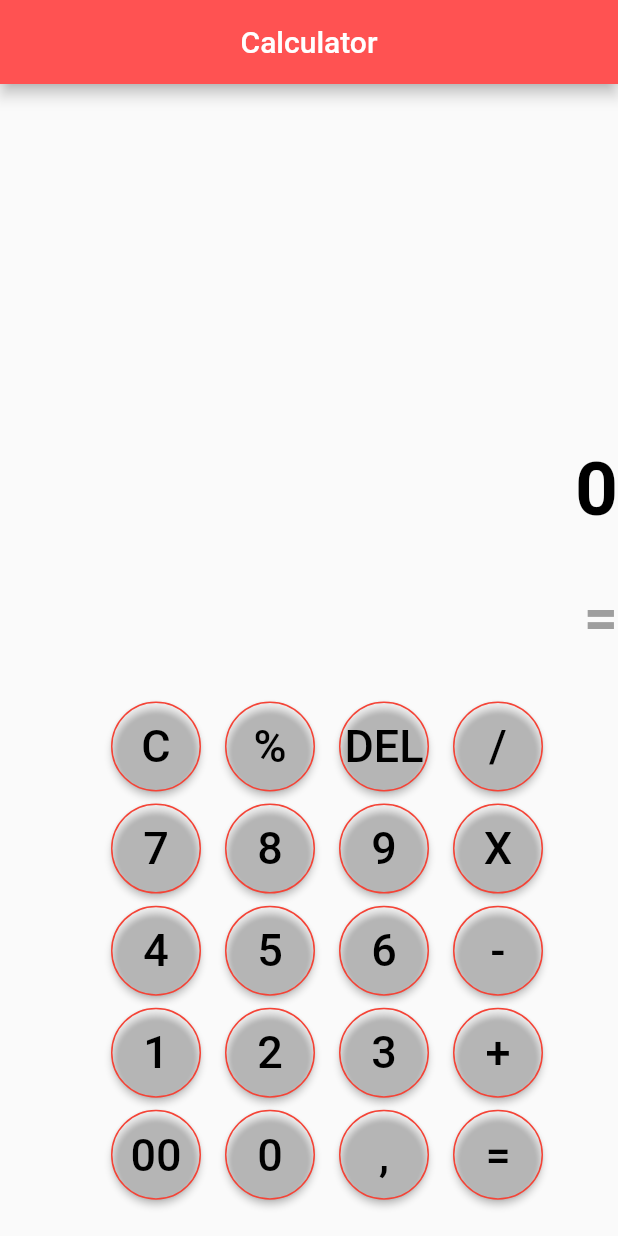
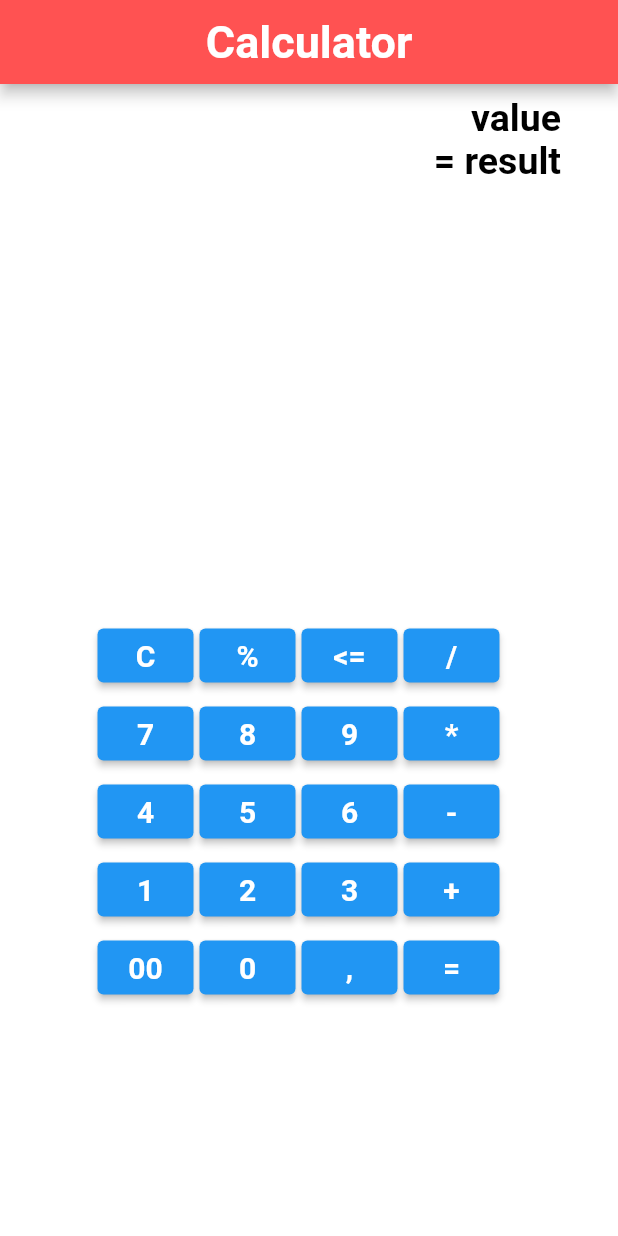
Before and after one commit to muratalibek/calculator_flutter_pet_project, a Flutter app: the screen it shows after launch, on a phone screen of 412 x 824 dp. Run offline on Flutter 3.47's test engine with Material 2 defaults, Android fonts, the phone set to English and light mode, and no system bars.

Commit message:
All the requirements, such as button design, screen layout, and more, have been segregated into distinct classes.

```diff
--- a/lib/ui/home.dart
+++ b/lib/ui/home.dart
@@ -1,4 +1,5 @@
 import 'package:flutter/material.dart';
+import 'package:flutter/foundation.dart';
 
 class Calculator extends StatefulWidget {
   const Calculator({super.key});
@@ -8,308 +9,205 @@ class Calculator extends StatefulWidget {
 }
 
 class _CalculatorState extends State<Calculator> {
-  int value = 0;
+  @override
+  Widget build(BuildContext context) {
+    return Scaffold(
+      appBar: AppBar(
+        backgroundColor: Colors.redAccent.shade200,
+        title: const Align(
+        alignment: Alignment.center,
+        child: Text(
+          'Calculator',
+          style: TextStyle(
+            fontSize: 30,
+            fontWeight: FontWeight.bold,
+          ),
+        ),
+      ),
+      ),
+      backgroundColor: Colors.white,
+      body: const MainClass(),
+    );
+  }
+}
+
+class MainClass extends StatelessWidget{
+  const MainClass({super.key});
 
   @override
   Widget build(BuildContext context) {
-    final style = ButtonStyle(
-        backgroundColor: MaterialStateProperty.all(Colors.transparent),
-        foregroundColor: MaterialStateProperty.all(Colors.black),
-        padding: MaterialStateProperty.all(const EdgeInsets.all(0)),
-        minimumSize: MaterialStateProperty.all(const Size(60, 60)),
-        shape: MaterialStateProperty.all(
-            RoundedRectangleBorder(
-                borderRadius: BorderRadius.circular(50.0),
-                side: const BorderSide(color: Colors.red)
-            )
-        )
+    return const Column(
+      children: [
+        Screen(),
+        SizedBox(width: 8),
+        ButtonDesign(),
+      ],
     );
-    // String _output = '0';
-    // String _currentInput = '';
-    // String _operator = '';
-    // double _num1 = 0;
-    // double _num2 = 0;
+  }
+}
 
-    final List<String> buttons = [
-      'C',
-      '%',
-      'DEL',
-      '/',
-      '7',
-      '8',
-      '9',
-      'X',
-      '4',
-      '5',
-      '6',
-      '-',
-      '1',
-      '2',
-      '3',
-      '+',
-      '00',
-      '0',
-      ',',
-      '='
-    ];
+class Screen extends StatelessWidget{
+  const Screen({super.key});
 
-    return Scaffold(
-      appBar: AppBar(
-        title: const Align(
-          alignment: Alignment.center,
-          child: Text('Calculator'),
-        ),
-        backgroundColor: Colors.redAccent.shade200,
-      ),
-      body: Column(
-        mainAxisAlignment: MainAxisAlignment.center,
-        crossAxisAlignment: CrossAxisAlignment.center,
-        children: [
-          const Spacer(flex: 150),
-            Row(// Линия для отображения кнопок
+  @override
+  Widget build(BuildContext context) {
+    return const Padding(
+      padding: EdgeInsets.all(8.0),
+      child: SizedBox(width: 350.0, height: 75.0,
+        child: Column(children: [
+          Row(// Линия для отображения кнопок
             mainAxisAlignment: MainAxisAlignment.end,
             children: [
-              Text(value.toString(),
-                style: const TextStyle(
+              Text('value',
+                style: TextStyle(
                   color: Colors.black,
-                  fontSize: 50.0,
+                  fontSize: 25.0,
                   fontWeight: FontWeight.bold,
                 ),
               ),
             ],
           ),
-          const Spacer(flex: 20),
-          const Row(// Линия для отображения кнопок
+          Row(// Линия для отображения кнопок
             mainAxisAlignment: MainAxisAlignment.end,
             children: [
-              Text("=",
+              Text("= result",
                 style: TextStyle(
-                  color: Colors.grey,
-                  fontSize: 40.0,
+                  color: Colors.black,
+                  fontSize: 25.0,
                   fontWeight: FontWeight.bold,
                 ),
               ),
             ],
           ),
-          const Spacer(flex: 20),
-          Row(
-            mainAxisAlignment: MainAxisAlignment.end,
-            children: [
-              ElevatedButton(
-                style: style,
-                onPressed: () {},
-                child: Text(buttons[0],
-                  style: const TextStyle(fontSize: 30.0),
-                ),
-              ),
-              const SizedBox(width: 16),
-              ElevatedButton(
-                style: style,
-                onPressed: () {},
-                child: Text(buttons[1],
-                  style: const TextStyle(fontSize: 30.0),
-                ),
-              ),
-              const SizedBox(width: 16),
-              ElevatedButton(
-                style: style,
-                onPressed: () {},
-                child: Text(buttons[2],
-                  style: const TextStyle(fontSize: 30.0),
-                ),
-              ),
-              const SizedBox(width: 16),
-              ElevatedButton(
-                style: style,
-                onPressed: () {},
-                child: Text(buttons[3],
-                  style: const TextStyle(fontSize: 30.0),
-                ),
-              ),
-              const SizedBox(width: 50)
-            ],
-          ),
-          const Spacer(flex: 5),
-          Row(
-            mainAxisAlignment: MainAxisAlignment.end,
-            children: [
-              ElevatedButton(
-                style: style,
-                onPressed: () {
-                  setState(() {
-                    value = 7;
-                  });
-                },
-                child: Text(buttons[4],
-                  style: const TextStyle(fontSize: 30.0),
-                ),
-              ),
-              const SizedBox(width: 16),
-              ElevatedButton(
-                style: style,
-                onPressed: () {setState(() {
-                  value = 8;
-                });},
-                child: Text(buttons[5],
-                  style: const TextStyle(fontSize: 30.0),
-                ),
-              ),
-              const SizedBox(width: 16),
-              ElevatedButton(
-                style: style,
-                onPressed: () {setState(() {
-                  value = 9;
-                });},
-                child: Text(buttons[6],
-                  style: const TextStyle(fontSize: 30.0),
-                ),
-              ),
-              const SizedBox(width: 16),
-              ElevatedButton(
-                style: style,
-                onPressed: () {},
-                child: Text(buttons[7],
-                  style: const TextStyle(fontSize: 30.0),
-                ),
-              ),
-              const SizedBox(width: 50)
-            ],
-          ),
-          const Spacer(flex: 5),
-          Row(
-            mainAxisAlignment: MainAxisAlignment.end,
-            children: [
-              ElevatedButton(
-                style: style,
-                onPressed: () {setState(() {
-                  value = 4;
-                });},
-                child: Text(buttons[8],
-                  style: const TextStyle(fontSize: 30.0),
-                ),
-              ),
-              const SizedBox(width: 16),
-              ElevatedButton(
-                style: style,
-                onPressed: () {setState(() {
-                  value = 5;
-                });},
-                child: Text(buttons[9],
-                  style: const TextStyle(fontSize: 30.0),
-                ),
-              ),
-              const SizedBox(width: 16),
-              ElevatedButton(
-                style: style,
-                onPressed: () {setState(() {
-                  value = 6;
-                });},
-                child: Text(buttons[10],
-                  style: const TextStyle(fontSize: 30.0),
-                ),
-              ),
-              const SizedBox(width: 16),
-              ElevatedButton(
-                style: style,
-                onPressed: () {},
-                child: Text(buttons[11],
-                  style: const TextStyle(fontSize: 30.0),
-                ),
-              ),
-              const SizedBox(width: 50)
-            ],
-          ),
-          const Spacer(flex: 5),
-          Row(
-            mainAxisAlignment: MainAxisAlignment.end,
-            children: [
-              ElevatedButton(
-                style: style,
-                onPressed: () {setState(() {
-                  value = 1;
-                });},
-                child: Text(buttons[12],
-                  style: const TextStyle(fontSize: 30.0),
-                ),
-              ),
-              const SizedBox(width: 16),
-              ElevatedButton(
-                style: style,
-                onPressed: () {setState(() {
-                  value = 2;
-                });},
-                child: Text(buttons[13],
-                  style: const TextStyle(fontSize: 30.0),
-                ),
-              ),
-              const SizedBox(width: 16),
-              ElevatedButton(
-                style: style,
-                onPressed: () {setState(() {
-                  value = 3;
-                });},
-                child: Text(buttons[14],
-                  style: const TextStyle(fontSize: 30.0),
-                ),
-              ),
-              const SizedBox(width: 16),
-              ElevatedButton(
-                style: style,
-                onPressed: () {},
-                child: Text(buttons[15],
-                  style: const TextStyle(fontSize: 30.0),
-                ),
-              ),
-              const SizedBox(width: 50)
-            ],
-          ),
-          const Spacer(flex: 5),
-          Row(
-            mainAxisAlignment: MainAxisAlignment.end,
-            children: [
-              ElevatedButton(
-                style: style,
-                onPressed: () {},
-                child: Text(buttons[16],
-                  style: const TextStyle(fontSize: 30.0),
-                ),
-              ),
-              const SizedBox(width: 16),
-              ElevatedButton(
-                style: style,
-                onPressed: () {setState(() {
-                  value = 0;
-                });},
-                child: Text(buttons[17],
-                  style: const TextStyle(fontSize: 30.0),
-                ),
-              ),
-              const SizedBox(width: 16),
-              ElevatedButton(
-                style: style,
-                onPressed: () {},
-                child: Text(buttons[18],
-                  style: const TextStyle(fontSize: 30.0),
-                ),
-              ),
-              const SizedBox(width: 16),
-              ElevatedButton(
-                style: style,
-                onPressed: () {
-                  setState(() {
-                    value = 3;
-                  });
-                },
-                child: const Text('=',
-                  style: TextStyle(fontSize: 30.0),
-                ),
-              ),
-              const SizedBox(width: 50)
-            ],
-          ),
-          const Spacer(flex: 15),
         ],
+        ),
       ),
     );
   }
 }
+class ButtonDesign extends StatelessWidget{
+
+  const ButtonDesign({super.key});
+
+  @override
+  Widget build(BuildContext context) {
+    return const Padding(padding: EdgeInsets.all(24),
+      child: SizedBox(width: 350.0, height: 500.0,
+        child: Column(children: [
+          Spacer(),
+          Row(mainAxisAlignment: MainAxisAlignment.center, children: [
+            BuildButtons(buttonName: "C"),
+            BuildButtons(buttonName: "%"),
+            BuildButtons(buttonName: "<="),
+            BuildButtons(buttonName: "/"),
+              ],
+            ),
+          Row(mainAxisAlignment: MainAxisAlignment.center, children: [
+            BuildButtons(buttonName: "7"),
+            BuildButtons(buttonName: "8"),
+            BuildButtons(buttonName: "9"),
+            BuildButtons(buttonName: "*"),
+              ],
+            ),
+          Row(mainAxisAlignment: MainAxisAlignment.center, children: [
+            BuildButtons(buttonName: "4"),
+            BuildButtons(buttonName: "5"),
+            BuildButtons(buttonName: "6"),
+            BuildButtons(buttonName: "-"),
+              ],
+            ),
+          Row(mainAxisAlignment: MainAxisAlignment.center, children: [
+            BuildButtons(buttonName: "1"),
+            BuildButtons(buttonName: "2"),
+            BuildButtons(buttonName: "3"),
+            BuildButtons(buttonName: "+"),
+              ],
+            ),
+          Row(mainAxisAlignment: MainAxisAlignment.center, children: [
+            BuildButtons(buttonName: "00"),
+            BuildButtons(buttonName: "0"),
+            BuildButtons(buttonName: ","),
+            BuildButtons(buttonName: "="),
+              ],
+            ),
+          ],
+        ),
+      ),
+    );
+  }
+}
+
+class BuildButtons extends StatefulWidget {
+  final String buttonName;
+
+  const BuildButtons({Key? key, required this.buttonName}) : super(key: key);
+
+  @override
+  _BuildButtonsState createState() => _BuildButtonsState();
+}
+
+class _BuildButtonsState extends State<BuildButtons> {
+  @override
+  Widget build(BuildContext context) {
+    return Padding(
+      padding: const EdgeInsets.all(2.0),
+      child: ElevatedButton(
+        onPressed: () {
+          if (kDebugMode) {
+            print('pressed ${widget.buttonName}');
+          }
+        },
+        child: Text(
+          widget.buttonName,
+          style: const TextStyle(fontSize: 20.0, fontWeight: FontWeight.bold),
+        ),
+      ),
+    );
+  }
+}
+
+// class BuildButtons extends StatelessWidget{
+//   final String buttonName;
+//
+//   const BuildButtons({super.key, required this.buttonName});
+//   @override
+//   Widget build(BuildContext context) {
+//     return Padding(
+//       padding: const EdgeInsets.all(2.0),
+//       child: ElevatedButton(onPressed: () => print('pressed'),
+//         child: Text(buttonName,
+//           style: const TextStyle(
+//               fontSize: 20.0,
+//               fontWeight: FontWeight.bold
+//           ),
+//         ),
+//       ),
+//     );
+//   }
+// }
+
+// class BuildButtons extends StatefulWidget{
+//   final String buttonName;
+//   const BuildButtons({super.key, required this.buttonName});
+//
+//   @override
+//   State<StatefulWidget> createState() {
+//
+//
+//   }
+// }
+
+class Functionalities{
+  late double firstNumbers;
+  late double secondNumbers;
+  late String operator;
+
+  calculate(){
+    switch(operator){
+      case "+": return (firstNumbers + secondNumbers);
+      case "-": return (firstNumbers - secondNumbers);
+      case "*": return (firstNumbers * secondNumbers);
+      case "/": return (firstNumbers / secondNumbers);
+    }
+  }
+}
```
